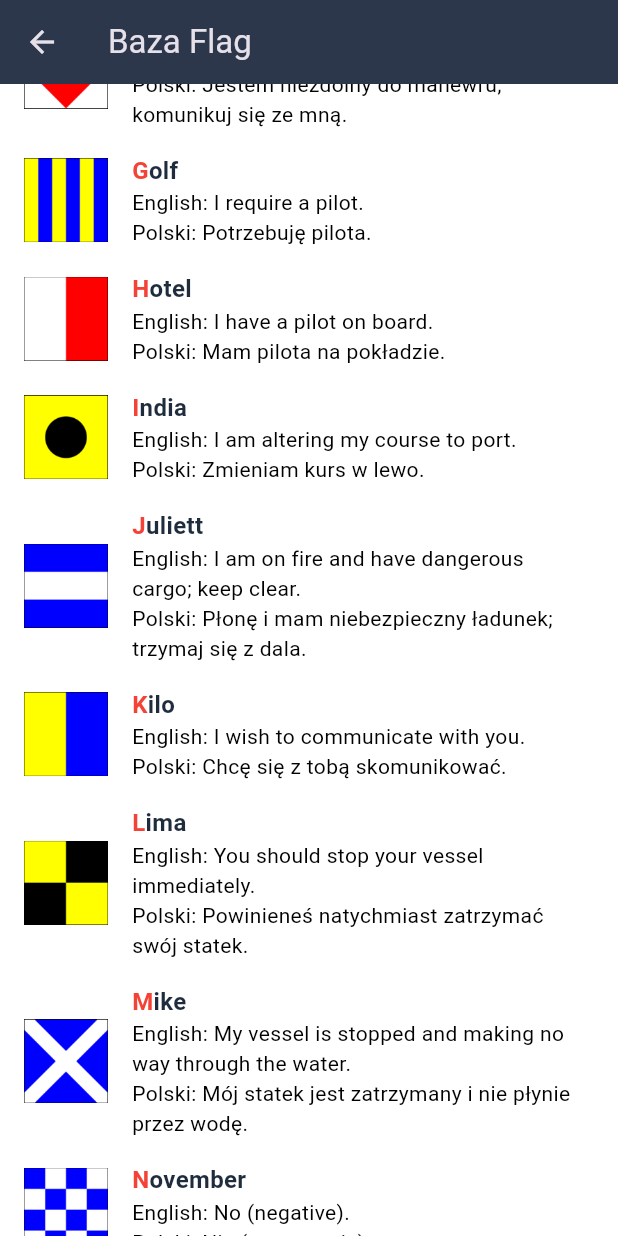
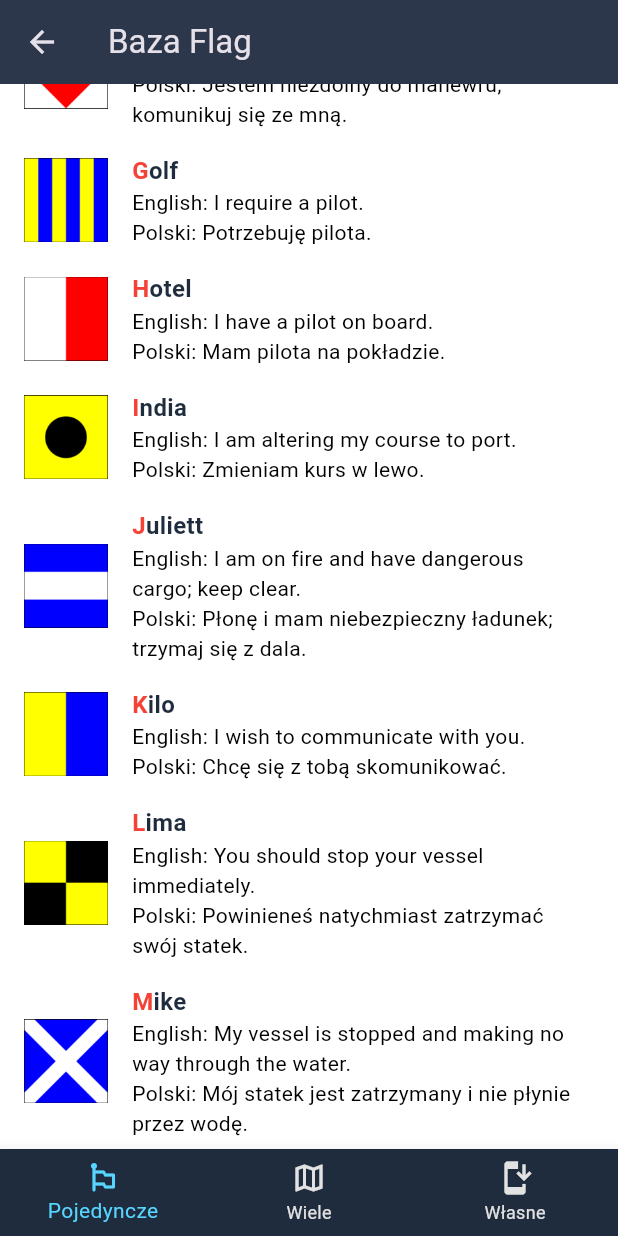
Before and after one commit to nmikolaj/signal_flags_app, a Flutter app: the DatasetScreen screen opened directly, scrolled down 576 dp, on a phone screen of 412 x 824 dp. Run offline on Flutter 3.47's test engine with Material 3 defaults, Android fonts, the phone set to English and light mode, and no system bars; our stand-ins replace get, share_plus, stroke_text, websafe_svg; missing offline and left inert: widgets_to_image.

Commit message:
add navbar

```diff
--- /dev/null
+++ b/lib/controllers/dataset_controller.dart
@@ -0,0 +1,10 @@
+import 'package:get/get.dart';
+
+class DatasetController extends GetxController {
+
+  var selectedMode = 1.obs;
+
+  void updateMode(int mode) {
+    selectedMode.value = mode;
+  }
+}
--- a/lib/display/dataset/dataset_screen.dart
+++ b/lib/display/dataset/dataset_screen.dart
@@ -1,8 +1,12 @@
 import 'package:flutter/material.dart';
+import 'package:get/get.dart';
 import 'package:signal_flags_app/models/flags.dart';
 import 'package:signal_flags_app/utils/constants.dart';
+import 'package:signal_flags_app/controllers/dataset_controller.dart';
 
 class DatasetScreen extends StatelessWidget {
+  final DatasetController controller = Get.put(DatasetController());
+
   @override
   Widget build(BuildContext context) {
     final Map<String, Map<String, String>> flagMap = {
@@ -14,12 +18,19 @@ class DatasetScreen extends StatelessWidget {
         backgroundColor: kBackgroundColor2,
         title: const Text("Baza Flag"),
       ),
-      body: Container(
-        color: kWhiteColor, //kBackgroundColor3,
-        child: ListView.builder(
-          itemCount: messages.length,
+      backgroundColor: kWhiteColor,
+      body: Column(
+        children: [
+          Expanded(
+            child: Obx(() {
+              final filteredMessages = messages.where((message) {  //TODO predefine lists for better performance
+                return message['flags'].length == controller.selectedMode.value;
+              }).toList();
+
+              return ListView.builder(
+                itemCount: filteredMessages.length,
                 itemBuilder: (context, index) {
-            final message = messages[index];
+                  final message = filteredMessages[index];
                   final flagNames = message['flags']
                       .map((flag) => flagMap[flag]!['name'])
                       .join(", ");
@@ -37,7 +48,8 @@ class DatasetScreen extends StatelessWidget {
                             TextSpan(
                               text: flag['name']![0],
                               style: const TextStyle(
-                            color: kRedColor, fontWeight: FontWeight.bold),
+                                  color: kRedColor,
+                                  fontWeight: FontWeight.bold),
                             ),
                             TextSpan(
                               text: flag['name']!.substring(1),
@@ -78,7 +90,10 @@ class DatasetScreen extends StatelessWidget {
                         mainAxisSize: MainAxisSize.min,
                         children: flagImages,
                       ),
-                title: Text(flagNames, style: TextStyle(color: kBlackColor),),
+                      title: Text(
+                        flagNames,
+                        style: TextStyle(color: kBlackColor),
+                      ),
                       subtitle: Column(
                         crossAxisAlignment: CrossAxisAlignment.start,
                         children: [
@@ -95,8 +110,36 @@ class DatasetScreen extends StatelessWidget {
                     );
                   }
                 },
+              );
+            }),
           ),
+        ],
       ),
+      bottomNavigationBar: Obx(() => BottomNavigationBar(
+        currentIndex: controller.selectedMode.value - 1,
+        onTap: (index) {
+          controller.updateMode(index + 1);
+        },
+
+        backgroundColor: kBackgroundColor2,
+        selectedItemColor: Color.fromARGB(255, 87, 213, 255),
+        unselectedItemColor: Color.fromARGB(255, 226, 226, 226),
+
+        items: const [
+          BottomNavigationBarItem(
+            icon: Icon(Icons.emoji_flags_rounded),
+            label: "Pojedyncze",
+          ),
+          BottomNavigationBarItem(
+            icon: Icon(Icons.map_outlined),
+            label: "Wiele",
+          ),
+          BottomNavigationBarItem(
+            icon: Icon(Icons.install_mobile),
+            label: "Własne",
+          ),
+        ],
+      )),
     );
   }
 }
```
Lines whose indentation alone changed are shown as unchanged.
